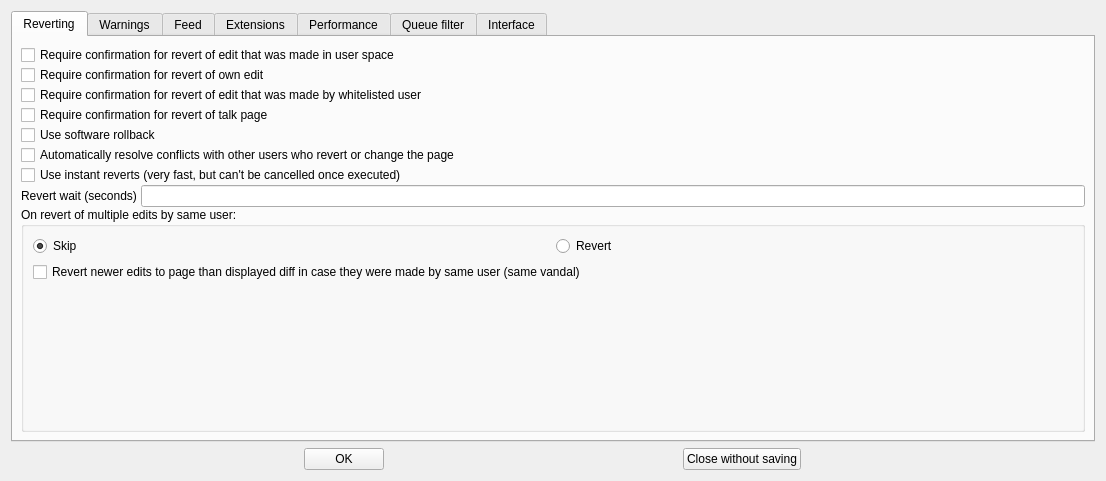
Above: huggle/preferences.ui from huggle/huggle3-qt-lx before the change. Below: the same form after it.
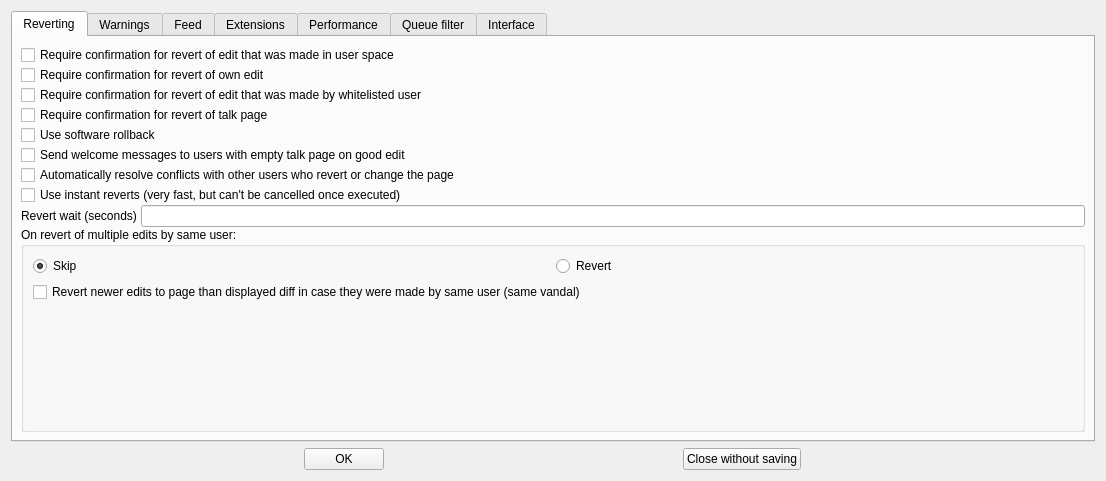
That is the form after the change.

Commit message: new preferences to disable automatic welcome

```diff
--- a/huggle/preferences.ui
+++ b/huggle/preferences.ui
@@ -97,6 +97,13 @@
            </property>
           </widget>
          </item>
+         <item>
+          <widget class="QCheckBox" name="checkBox_30">
+           <property name="text">
+            <string>Send welcome messages to users with empty talk page on good edit</string>
+           </property>
+          </widget>
+         </item>
          <item>
           <widget class="QCheckBox" name="checkBox">
            <property name="text">
```
Left out of the diff: 2 changed lines with no effect on the pictures. The commit also changes 5 other files.
